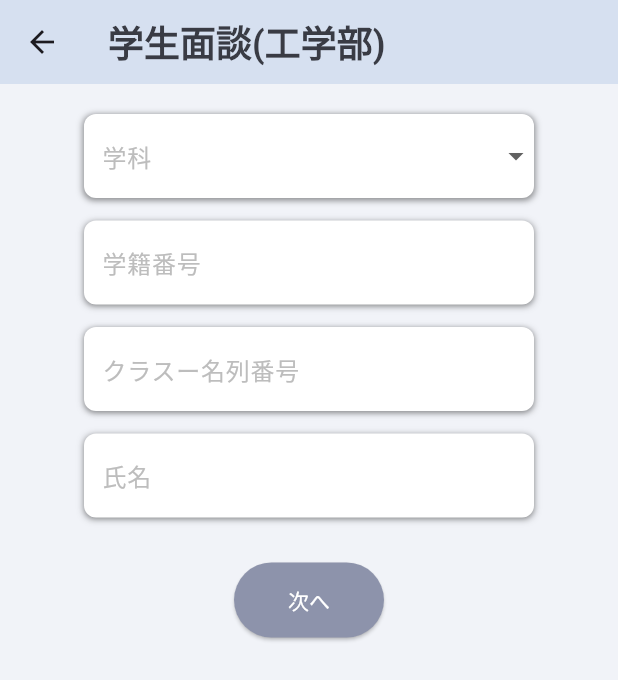
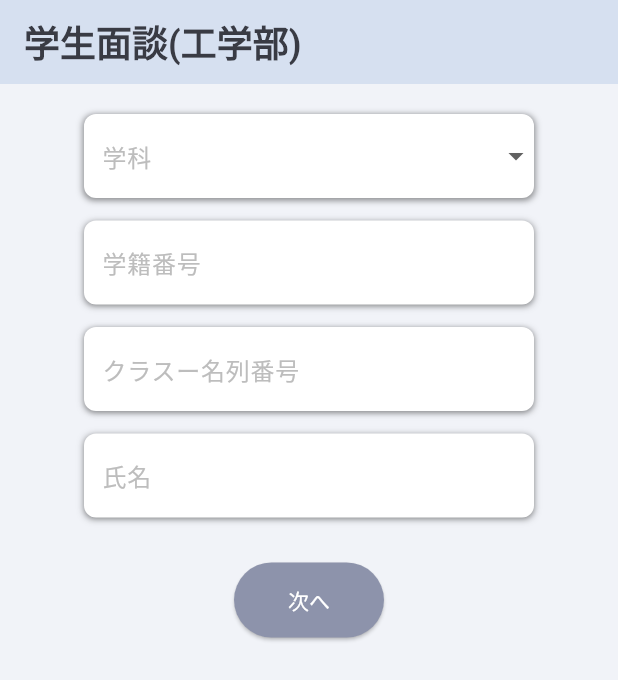
Before and after one commit to school-interview/school-interview-system, a Flutter app: the ProfileInputView screen opened directly, on a phone screen of 412 x 824 dp. Shown: the top 680 px of the screen. Run offline on Flutter 3.47's test engine with Material 3 defaults, Android fonts, the phone set to English and light mode, and no system bars; our stand-ins replace device_preview, flutter_riverpod, freezed_annotation; network calls fail.

Commit message:
#25
タイポを修正

```diff
--- a/client/lib/component/custom_app_bar.dart
+++ b/client/lib/component/custom_app_bar.dart
@@ -2,7 +2,7 @@ import 'package:client/constant/color.dart';
 import 'package:client/generated/l10n.dart';
 import 'package:flutter/material.dart';
 
-class CostomAppBar {
+class CustomAppBar {
   /// スタート画面[ProfileInputView]と[AvatarSelectView]のAppBar
   PreferredSizeWidget startAppBar(BuildContext context) {
     return AppBar(
--- a/client/lib/view/avatar_select/avatar_select_view.dart
+++ b/client/lib/view/avatar_select/avatar_select_view.dart
@@ -26,7 +26,7 @@ class _AvatarSelectView extends ConsumerState<AvatarSelectView> {
   Widget build(BuildContext context) {
     return Scaffold(
       backgroundColor: ColorDefinitions.primaryColor,
-      appBar: CostomAppBar().startAppBar(context),
+      appBar: CustomAppBar().startAppBar(context),
       body: SafeArea(
         child: Container(
           padding: const EdgeInsets.only(top: 20),
--- a/client/lib/view/main/main_view.dart
+++ b/client/lib/view/main/main_view.dart
@@ -1,7 +1,7 @@
 import 'dart:ui';
 
 import 'package:client/generated/l10n.dart';
-import 'package:client/view/avatar_select/avatar_select_view.dart';
+import 'package:client/view/profile_input/profile_input_view.dart';
 import 'package:flutter/material.dart';
 import 'package:flutter_localizations/flutter_localizations.dart';
 import 'package:flutter_riverpod/flutter_riverpod.dart';
@@ -28,7 +28,7 @@ class _MainView extends ConsumerState<MainView> {
         GlobalCupertinoLocalizations.delegate,
       ],
       supportedLocales: S.delegate.supportedLocales,
-      home: const AvatarSelectView(),
+      home: const ProfileInputView(),
     );
   }
 }
--- a/client/lib/view/profile_input/profile_input_view.dart
+++ b/client/lib/view/profile_input/profile_input_view.dart
@@ -1,8 +1,8 @@
+import 'package:client/component/custom_app_bar.dart';
 import 'package:client/component/input_text_field.dart';
 import 'package:client/component/style/box_shadow_style.dart';
 import 'package:client/constant/color.dart';
 import 'package:client/constant/select_items.dart';
-import 'package:client/generated/l10n.dart';
 import 'package:client/view/avatar_select/avatar_select_view.dart';
 import 'package:client/view_model/profile_input/profile_input_view_model.dart';
 import 'package:flutter/material.dart';
@@ -24,15 +24,7 @@ class _ProfileInputView extends ConsumerState<ProfileInputView> {
 
     return Scaffold(
       backgroundColor: ColorDefinitions.primaryColor,
-      appBar: AppBar(
-        backgroundColor: ColorDefinitions.secondaryColor,
-        title: Text(S.of(context).startAppBarTitle),
-        titleTextStyle: const TextStyle(
-          color: ColorDefinitions.textColor,
-          fontWeight: FontWeight.bold,
-          fontSize: 24,
-        ),
-      ),
+      appBar: CustomAppBar().startAppBar(context),
       body: Center(
         child: Container(
           padding: const EdgeInsets.only(top: 20),
```
